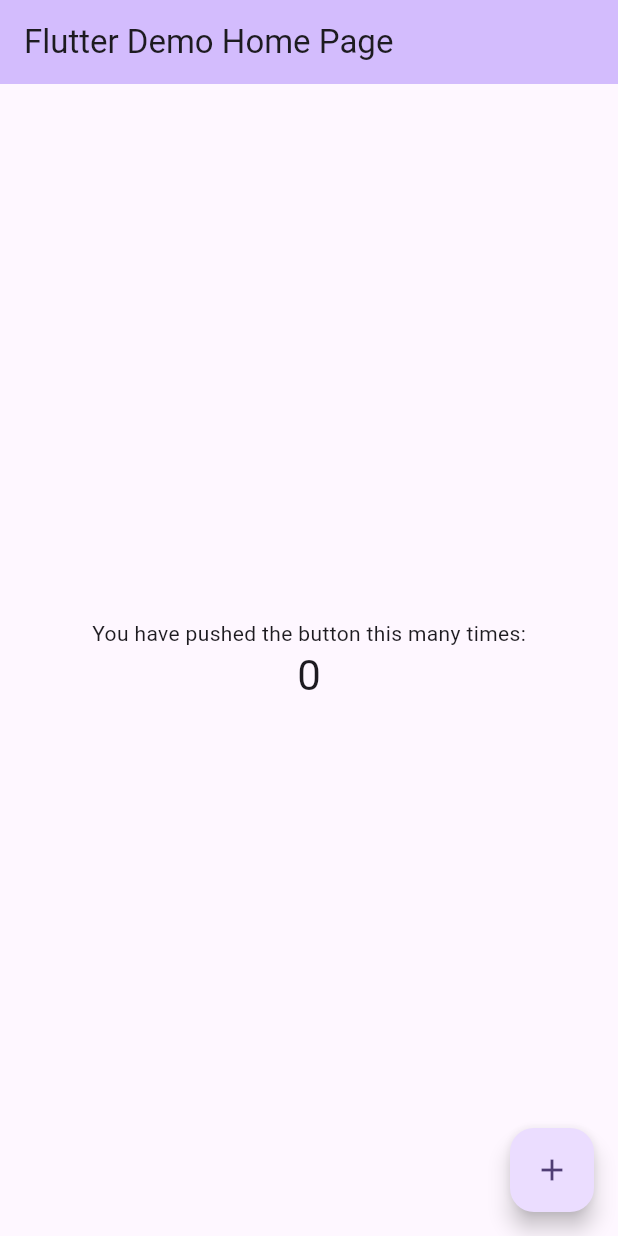
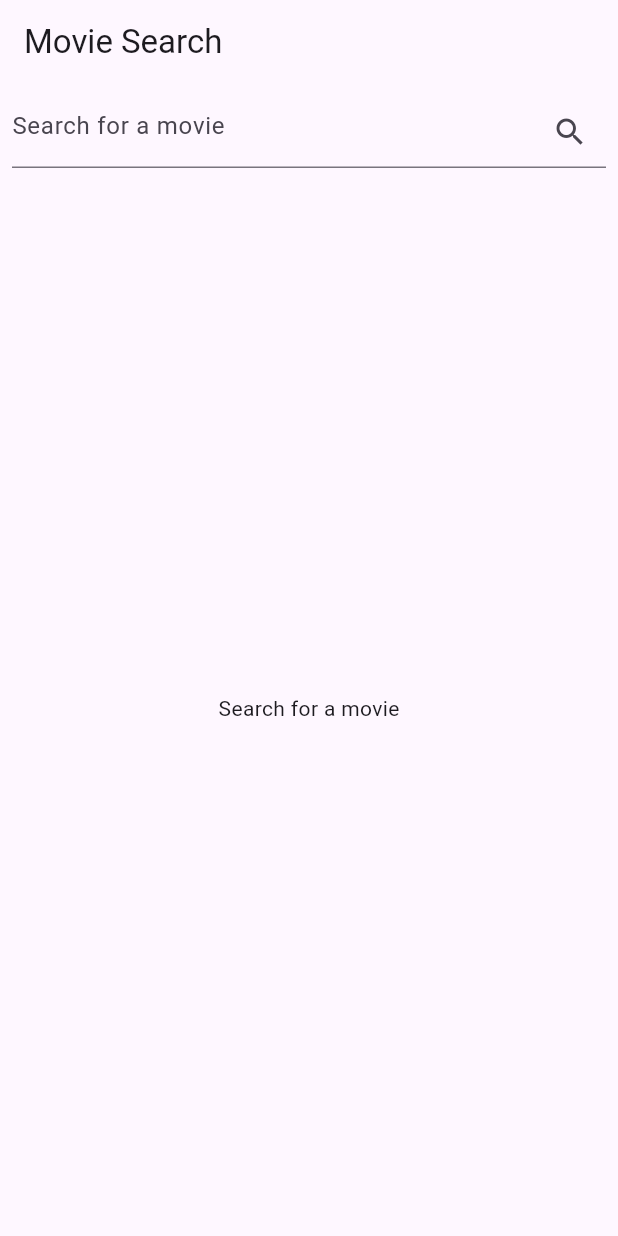
Before and after one commit to josephashishpooppana/movie_search_app, a Flutter app: the screen it shows after launch, on a phone screen of 412 x 824 dp. Run offline on Flutter 3.47's test engine with Material 3 defaults, Android fonts, the phone set to English and light mode, and no system bars; our stand-ins replace flutter_bloc, flutter_dotenv.

Commit message:
- First verison

```diff
--- /dev/null
+++ b/lib/bloc/movie_bloc.dart
@@ -0,0 +1,21 @@
+import 'package:flutter_bloc/flutter_bloc.dart';
+import 'movie_event.dart';
+import 'movie_state.dart';
+import '../data/repositories/movie_repository.dart';
+
+class MovieBloc extends Bloc<MovieEvent, MovieState> {
+  final MovieRepository movieRepository;
+
+  MovieBloc(this.movieRepository) : super(MovieInitial()) {
+    // Register the event handler for SearchMovie
+    on<SearchMovie>((event, emit) async {
+      emit(MovieLoading());
+      try {
+        final movies = await movieRepository.searchMovies(event.query);
+        emit(MovieLoaded(movies));
+      } catch (e) {
+        emit(MovieError('Failed to fetch movies'));
+      }
+    });
+  }
+}
--- /dev/null
+++ b/lib/bloc/movie_event.dart
@@ -0,0 +1,7 @@
+abstract class MovieEvent {}
+
+class SearchMovie extends MovieEvent {
+  final String query;
+
+  SearchMovie(this.query);
+}
--- /dev/null
+++ b/lib/bloc/movie_state.dart
@@ -0,0 +1,19 @@
+import '../data/models/movie_model.dart';
+
+abstract class MovieState {}
+
+class MovieInitial extends MovieState {}
+
+class MovieLoading extends MovieState {}
+
+class MovieLoaded extends MovieState {
+  final List<Movie> movies;
+
+  MovieLoaded(this.movies);
+}
+
+class MovieError extends MovieState {
+  final String message;
+
+  MovieError(this.message);
+}
--- /dev/null
+++ b/lib/data/models/movie_model.dart
@@ -0,0 +1,15 @@
+class Movie {
+  final String title;
+  final String? posterPath;
+  final String? releaseDate;
+
+  Movie({required this.title, this.posterPath, this.releaseDate});
+
+  factory Movie.fromJson(Map<String, dynamic> json) {
+    return Movie(
+      title: json['title'],
+      posterPath: json['poster_path'],
+      releaseDate: json['release_date'],
+    );
+  }
+}
--- /dev/null
+++ b/lib/data/repositories/movie_repository.dart
@@ -0,0 +1,23 @@
+import 'dart:convert';
+import 'package:http/http.dart' as http;
+import '../models/movie_model.dart';
+import 'package:flutter_dotenv/flutter_dotenv.dart';
+
+class MovieRepository {
+  final String apiKey = dotenv.env['TMDB_API_KEY']!;
+  Future<List<Movie>> searchMovies(String query) async {
+    final response = await http.get(
+      Uri.parse(
+          'https://api.themoviedb.org/3/search/movie?api_key=$apiKey&query=$query'),
+    );
+
+    if (response.statusCode == 200) {
+      final data = jsonDecode(response.body);
+      return (data['results'] as List)
+          .map((movie) => Movie.fromJson(movie))
+          .toList();
+    } else {
+      throw Exception('Failed to load movies');
+    }
+  }
+}
--- a/lib/main.dart
+++ b/lib/main.dart
@@ -1,125 +1,30 @@
 import 'package:flutter/material.dart';
+import 'package:flutter_bloc/flutter_bloc.dart';
+import 'bloc/movie_bloc.dart';
+import 'data/repositories/movie_repository.dart';
+import 'ui/movie_search_page.dart';
+import 'package:flutter_dotenv/flutter_dotenv.dart';
 
-void main() {
-  runApp(const MyApp());
+void main() async {
+  await dotenv.load(fileName: ".env");
+  final MovieRepository movieRepository = MovieRepository();
+  runApp(MyApp(movieRepository: movieRepository));
 }
 
 class MyApp extends StatelessWidget {
-  const MyApp({super.key});
+  final MovieRepository movieRepository;
 
-  // This widget is the root of your application.
+  MyApp({required this.movieRepository});
+
   @override
   Widget build(BuildContext context) {
     return MaterialApp(
-      title: 'Flutter Demo',
-      theme: ThemeData(
-        // This is the theme of your application.
-        //
-        // TRY THIS: Try running your application with "flutter run". You'll see
-        // the application has a purple toolbar. Then, without quitting the app,
-        // try changing the seedColor in the colorScheme below to Colors.green
-        // and then invoke "hot reload" (save your changes or press the "hot
-        // reload" button in a Flutter-supported IDE, or press "r" if you used
-        // the command line to start the app).
-        //
-        // Notice that the counter didn't reset back to zero; the application
-        // state is not lost during the reload. To reset the state, use hot
-        // restart instead.
-        //
-        // This works for code too, not just values: Most code changes can be
-        // tested with just a hot reload.
-        colorScheme: ColorScheme.fromSeed(seedColor: Colors.deepPurple),
-        useMaterial3: true,
+      title: 'Movie Search App',
+      theme: ThemeData(primarySwatch: Colors.blue),
+      home: BlocProvider(
+        create: (context) => MovieBloc(movieRepository),
+        child: MovieSearchPage(),
       ),
-      home: const MyHomePage(title: 'Flutter Demo Home Page'),
     );
   }
 }
-
-class MyHomePage extends StatefulWidget {
-  const MyHomePage({super.key, required this.title});
-
-  // This widget is the home page of your application. It is stateful, meaning
-  // that it has a State object (defined below) that contains fields that affect
-  // how it looks.
-
-  // This class is the configuration for the state. It holds the values (in this
-  // case the title) provided by the parent (in this case the App widget) and
-  // used by the build method of the State. Fields in a Widget subclass are
-  // always marked "final".
-
-  final String title;
-
-  @override
-  State<MyHomePage> createState() => _MyHomePageState();
-}
-
-class _MyHomePageState extends State<MyHomePage> {
-  int _counter = 0;
-
-  void _incrementCounter() {
-    setState(() {
-      // This call to setState tells the Flutter framework that something has
-      // changed in this State, which causes it to rerun the build method below
-      // so that the display can reflect the updated values. If we changed
-      // _counter without calling setState(), then the build method would not be
-      // called again, and so nothing would appear to happen.
-      _counter++;
-    });
-  }
-
-  @override
-  Widget build(BuildContext context) {
-    // This method is rerun every time setState is called, for instance as done
-    // by the _incrementCounter method above.
-    //
-    // The Flutter framework has been optimized to make rerunning build methods
-    // fast, so that you can just rebuild anything that needs updating rather
-    // than having to individually change instances of widgets.
-    return Scaffold(
-      appBar: AppBar(
-        // TRY THIS: Try changing the color here to a specific color (to
-        // Colors.amber, perhaps?) and trigger a hot reload to see the AppBar
-        // change color while the other colors stay the same.
-        backgroundColor: Theme.of(context).colorScheme.inversePrimary,
-        // Here we take the value from the MyHomePage object that was created by
-        // the App.build method, and use it to set our appbar title.
-        title: Text(widget.title),
-      ),
-      body: Center(
-        // Center is a layout widget. It takes a single child and positions it
-        // in the middle of the parent.
-        child: Column(
-          // Column is also a layout widget. It takes a list of children and
-          // arranges them vertically. By default, it sizes itself to fit its
-          // children horizontally, and tries to be as tall as its parent.
-          //
-          // Column has various properties to control how it sizes itself and
-          // how it positions its children. Here we use mainAxisAlignment to
-          // center the children vertically; the main axis here is the vertical
-          // axis because Columns are vertical (the cross axis would be
-          // horizontal).
-          //
-          // TRY THIS: Invoke "debug painting" (choose the "Toggle Debug Paint"
-          // action in the IDE, or press "p" in the console), to see the
-          // wireframe for each widget.
-          mainAxisAlignment: MainAxisAlignment.center,
-          children: <Widget>[
-            const Text(
-              'You have pushed the button this many times:',
-            ),
-            Text(
-              '$_counter',
-              style: Theme.of(context).textTheme.headlineMedium,
-            ),
-          ],
-        ),
-      ),
-      floatingActionButton: FloatingActionButton(
-        onPressed: _incrementCounter,
-        tooltip: 'Increment',
-        child: const Icon(Icons.add),
-      ), // This trailing comma makes auto-formatting nicer for build methods.
-    );
-  }
-}
--- /dev/null
+++ b/lib/ui/movie_search_page.dart
@@ -0,0 +1,56 @@
+import 'package:flutter/material.dart';
+import 'package:flutter_bloc/flutter_bloc.dart';
+import '../bloc/movie_bloc.dart';
+import '../bloc/movie_event.dart';
+import '../bloc/movie_state.dart';
+import 'widgets/movie_item.dart';
+
+class MovieSearchPage extends StatelessWidget {
+  final TextEditingController _controller = TextEditingController();
+
+  @override
+  Widget build(BuildContext context) {
+    return Scaffold(
+      appBar: AppBar(title: Text('Movie Search')),
+      body: Column(
+        children: [
+          Padding(
+            padding: const EdgeInsets.all(8.0),
+            child: TextField(
+              controller: _controller,
+              decoration: InputDecoration(
+                hintText: 'Search for a movie',
+                suffixIcon: IconButton(
+                  icon: Icon(Icons.search),
+                  onPressed: () {
+                    BlocProvider.of<MovieBloc>(context)
+                        .add(SearchMovie(_controller.text));
+                  },
+                ),
+              ),
+            ),
+          ),
+          Expanded(
+            child: BlocBuilder<MovieBloc, MovieState>(
+              builder: (context, state) {
+                if (state is MovieLoading) {
+                  return Center(child: CircularProgressIndicator());
+                } else if (state is MovieLoaded) {
+                  return ListView.builder(
+                    itemCount: state.movies.length,
+                    itemBuilder: (context, index) {
+                      return MovieItem(movie: state.movies[index]);
+                    },
+                  );
+                } else if (state is MovieError) {
+                  return Center(child: Text(state.message));
+                }
+                return Center(child: Text('Search for a movie'));
+              },
+            ),
+          ),
+        ],
+      ),
+    );
+  }
+}
```
Also changed, not shown: lib/ui/movie_details_page.dart (added, +61 -0 lines), lib/ui/widgets/movie_item.dart (added, +42 -0 lines), pubspec.yaml (+5 -3 lines), pubspec.lock, 3 other files.
